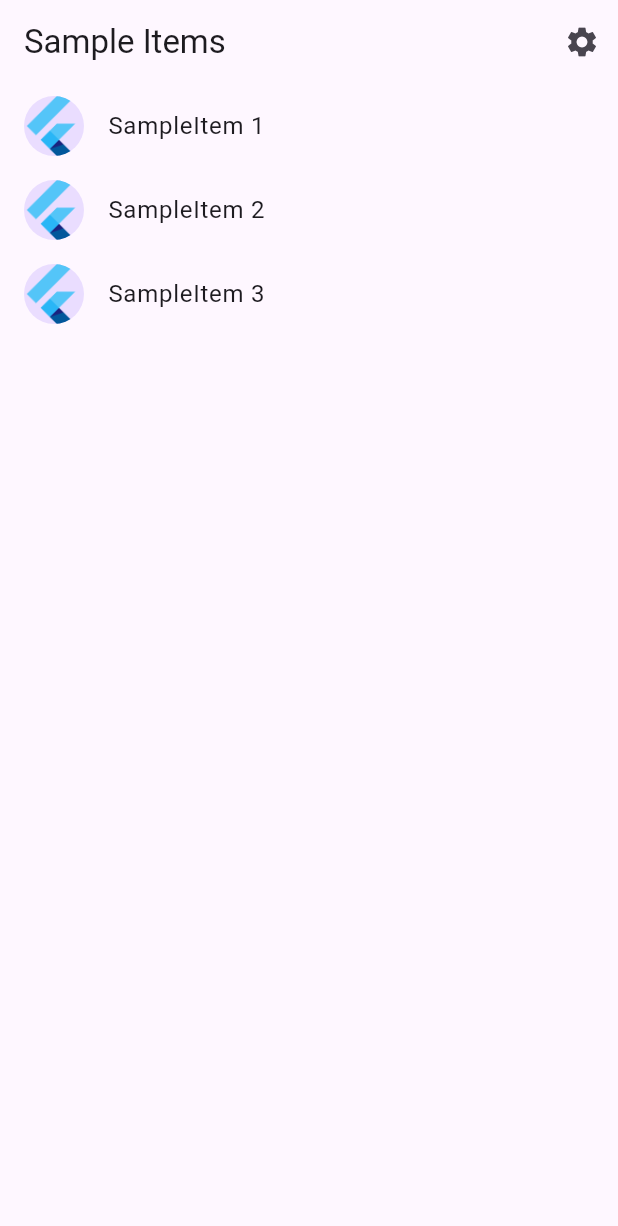
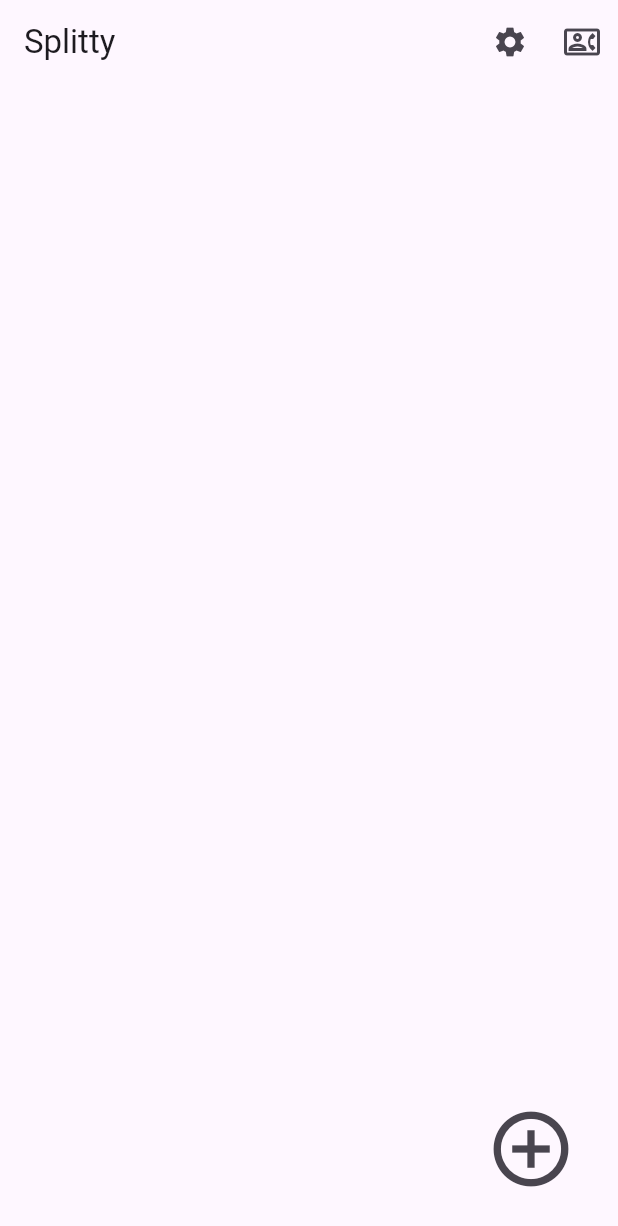
Before and after one commit to percoguru/upi_ledger, a Flutter app: the screen it shows after launch, on a phone screen of 412 x 824 dp. Shown: the top 1226 px of the screen. Run offline on Flutter 3.47's test engine with Material 3 defaults, Android fonts, the light colour scheme and no system bars; our stand-ins replace flutter_contacts; generated files the repository leaves out were written again.

Commit message:
feat: v0 adding expenses and contacts

```diff
--- /dev/null
+++ b/lib/src/models/BalanceModel.dart
@@ -0,0 +1,19 @@
+import 'dart:collection';
+import 'package:flutter/material.dart';
+import 'package:flutter_application_1/src/pages/addExpense/add_expense.dart';
+
+class BalancesModel extends ChangeNotifier {
+  /// Internal, private state of the cart.
+  final List<Expense> _expenses = [];
+
+  /// An unmodifiable view of the items in the cart.
+  UnmodifiableListView<Expense> get expenses => UnmodifiableListView(_expenses);
+
+  /// The current total price of all items (assuming all items cost $42).
+  Expense expense(id) => _expenses.firstWhere((element) => element.id == id);
+
+  void addExpense(Expense expense) {
+    _expenses.add(expense);
+    notifyListeners();
+  }
+}
--- /dev/null
+++ b/lib/src/pages/home.dart
@@ -0,0 +1,127 @@
+import 'package:flutter/material.dart';
+import 'package:flutter_application_1/src/models/BalanceModel.dart';
+import 'package:flutter_application_1/src/pages/addExpense/add_expense.dart';
+import 'package:flutter_application_1/src/pages/contacts/contacts_view.dart';
+import 'package:flutter_application_1/src/pages/settings/settings_view.dart';
+import 'package:flutter_contacts/flutter_contacts.dart';
+import 'package:provider/provider.dart';
+
+class HomePageView extends StatefulWidget {
+  const HomePageView({super.key});
+  static const routeName = '/balances';
+
+  @override
+  State<HomePageView> createState() => _BalancesWidgetState();
+}
+
+class _BalancesWidgetState extends State<HomePageView> {
+  List<Balance> _balances = [Balance(1, Contact(), 12)];
+
+  @override
+  void initState() {
+    super.initState();
+    // fetchContacts();
+  }
+
+  // void fetchContacts() async {
+  //   setState(() {
+  //     _balances = [];
+  //   });
+  // }
+
+  // ···
+  @override
+  Widget build(BuildContext context) {
+    BalancesModel balancesModel = context.read<BalancesModel>();
+    List<Expense> expenses = balancesModel.expenses;
+    return Scaffold(
+        appBar: AppBar(
+          title: Text('Splitty'),
+          actions: [
+            IconButton(
+              icon: const Icon(Icons.settings),
+              onPressed: () {
+                // Navigate to the settings page. If the user leaves and returns
+                // to the app after it has been killed while running in the
+                // background, the navigation stack is restored.
+                Navigator.restorablePushNamed(context, SettingsView.routeName);
+              },
+            ),
+            IconButton(
+              icon: const Icon(Icons.contact_phone_outlined),
+              onPressed: () {
+                // Navigate to the settings page. If the user leaves and returns
+                // to the app after it has been killed while running in the
+                // background, the navigation stack is restored.
+                Navigator.restorablePushNamed(context, ContactsView.routeName);
+              },
+            ),
+          ],
+        ),
+
+        // To work with lists that may contain a large number of items, it’s best
+        // to use the ListView.builder constructor.
+        //
+        // In contrast to the default ListView constructor, which requires
+        // building all Widgets up front, the ListView.builder constructor lazily
+        // builds Widgets as they’re scrolled into view.
+        body: Stack(
+          children: [
+            const ExpensesList(),
+            Container(
+              padding: const EdgeInsets.all(20.0),
+              child: Align(
+                alignment: Alignment.bottomRight,
+                child: IconButton(
+                  onPressed: () {
+                    Navigator.restorablePushNamed(
+                        context, AddExpenseView.routeName);
+                  },
+                  icon: const Icon(
+                    Icons.add_circle_outline,
+                    size: 60,
+                  ),
+                ),
+              ),
+            ),
+          ],
+        ));
+  }
+}
+
+class Balance {
+  Balance(this.id, this.friend, this.amount);
+  final int id;
+  final Contact friend;
+  late int amount;
+}
+
+class ExpensesList extends StatelessWidget {
+  const ExpensesList({super.key});
+
+  @override
+  Widget build(BuildContext context) {
+    return Consumer<BalancesModel>(
+      builder: (context, balancesModel, child) {
+        List<Expense> expenses = balancesModel.expenses;
+        return ListView.builder(
+          // Providing a restorationId allows the ListView to restore the
+          // scroll position when a user leaves and returns to the app after it
+          // has been killed while running in the background.
+          restorationId: 'balancesView',
+          itemCount: expenses.length,
+          itemBuilder: (BuildContext context, int index) {
+            final item = expenses[index];
+
+            return ListTile(
+                title: Text('${item.name}'),
+                leading: const CircleAvatar(
+                  // Display the Flutter Logo image asset.
+                  foregroundImage: AssetImage('assets/images/flutter_logo.png'),
+                ));
+          },
+        );
+      },
+    );
+  }
+}
--- a/lib/src/sample_feature/sample_item.dart
+++ /dev/null
@@ -1,6 +0,0 @@
-/// A placeholder class that represents an entity or model.
-class SampleItem {
-  const SampleItem(this.id);
-
-  final int id;
-}
--- a/lib/src/sample_feature/sample_item_list_view.dart
+++ /dev/null
@@ -1,71 +0,0 @@
-import 'package:flutter/material.dart';
-
-import '../settings/settings_view.dart';
-import 'sample_item.dart';
-import 'sample_item_details_view.dart';
-
-/// Displays a list of SampleItems.
-class SampleItemListView extends StatelessWidget {
-  const SampleItemListView({
-    super.key,
-    this.items = const [SampleItem(1), SampleItem(2), SampleItem(3)],
-  });
-
-  static const routeName = '/';
-
-  final List<SampleItem> items;
-
-  @override
-  Widget build(BuildContext context) {
-    return Scaffold(
-      appBar: AppBar(
-        title: const Text('Sample Items'),
-        actions: [
-          IconButton(
-            icon: const Icon(Icons.settings),
-            onPressed: () {
-              // Navigate to the settings page. If the user leaves and returns
-              // to the app after it has been killed while running in the
-              // background, the navigation stack is restored.
-              Navigator.restorablePushNamed(context, SettingsView.routeName);
-            },
-          ),
-        ],
-      ),
-
-      // To work with lists that may contain a large number of items, it’s best
-      // to use the ListView.builder constructor.
-      //
-      // In contrast to the default ListView constructor, which requires
-      // building all Widgets up front, the ListView.builder constructor lazily
-      // builds Widgets as they’re scrolled into view.
-      body: ListView.builder(
-        // Providing a restorationId allows the ListView to restore the
-        // scroll position when a user leaves and returns to the app after it
-        // has been killed while running in the background.
-        restorationId: 'sampleItemListView',
-        itemCount: items.length,
-        itemBuilder: (BuildContext context, int index) {
-          final item = items[index];
-
-          return ListTile(
-            title: Text('SampleItem ${item.id}'),
-            leading: const CircleAvatar(
-              // Display the Flutter Logo image asset.
-              foregroundImage: AssetImage('assets/images/flutter_logo.png'),
-            ),
-            onTap: () {
-              // Navigate to the details page. If the user leaves and returns to
-              // the app after it has been killed while running in the
-              // background, the navigation stack is restored.
-              Navigator.restorablePushNamed(
-                context,
-                SampleItemDetailsView.routeName,
-              );
-            }
-          );
-        },
-      ),
-    );
-  }
-}
--- a/pubspec.yaml
+++ b/pubspec.yaml
@@ -12,8 +12,11 @@ environment:
 dependencies:
   flutter:
     sdk: flutter
+  flutter_contacts: ^1.1.7+1
   flutter_localizations:
     sdk: flutter
+  provider: ^6.1.2
+  uuid: ^4.4.0
 
 dev_dependencies:
   flutter_test:
```
Also changed, not shown: lib/main.dart (+12 -3 lines), lib/src/app.dart (+11 -10 lines), lib/src/models/contactsModel.dart (added, +24 -0 lines), lib/src/pages/addExpense/add_expense.dart (added, +94 -0 lines), lib/src/pages/contacts/contacts_view.dart (added, +82 -0 lines), lib/src/sample_feature/sample_item_details_view.dart (deleted, +0 -20 lines), lib/src/pages/settings/settings_controller.dart (renamed from lib/src/settings/settings_controller.dart), lib/src/pages/settings/settings_service.dart (renamed from lib/src/settings/settings_service.dart), lib/src/pages/settings/settings_view.dart (renamed from lib/src/settings/settings_view.dart), pubspec.lock, 13 other files.
